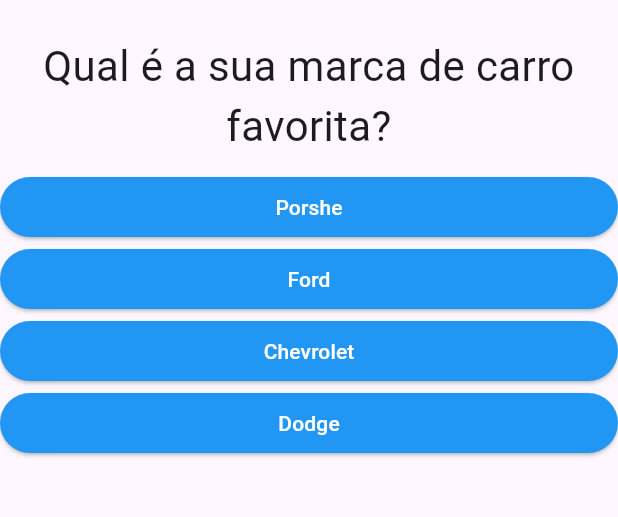
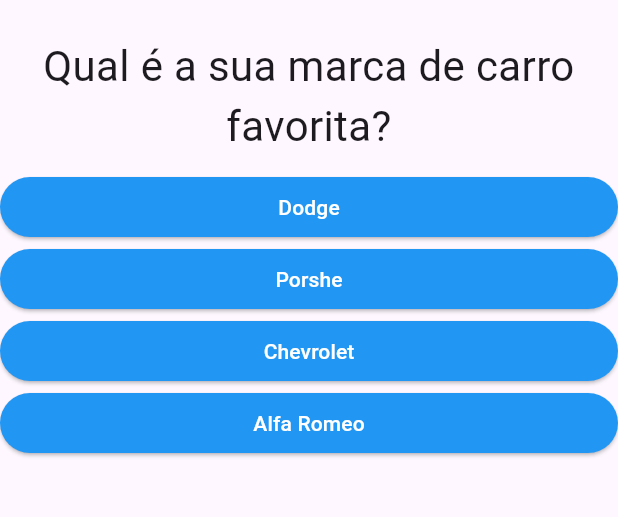
Before and after one commit to PedroHSiqueira/App_Questions, a Flutter app: the screen it shows after launch, after a tap on "Preto", after a tap on "Cobra", on a phone screen of 412 x 824 dp, the part 63-580 px from its top. Run offline on Flutter 3.47's test engine with Material 3 defaults, Android fonts, the phone set to English and light mode, and no system bars.

```diff
--- a/lib/main.dart
+++ b/lib/main.dart
@@ -10,15 +10,30 @@ class _PerguntaAppState extends State<PerguntaApp> {
   final _perguntas = const [
     {
       'texto': 'Qual é a sua cor favorita?',
-      'respostas': ['Preto', 'Vermelho', 'Verde', 'Branco'],
+      'respostas': [
+        {"texto": 'Preto', "nota": 10},
+        {"texto": 'Vermelho', "nota": 5},
+        {"texto": 'Verde', "nota": 3},
+        {"texto": 'Branco', "nota": 1},
+      ],
     },
     {
       'texto': 'Qual é o seu animal favorito?',
-      'respostas': ['Coelho', 'Cobra', 'Elefante', 'Leão'],
+      'respostas': [
+        {"texto": 'Coelho', "nota": 10},
+        {"texto": 'Cobra', "nota": 5},
+        {"texto": 'Cachorro', "nota": 3},
+        {"texto": 'Gato', "nota": 1},
+      ],
     },
     {
       'texto': 'Qual é a sua marca de carro favorita?',
-      'respostas': ['Porshe', 'Ford', 'Chevrolet', 'Dodge'],
+      'respostas': [
+        {"texto": 'Dodge', "nota": 10},
+        {"texto": 'Porshe', "nota": 5},
+        {"texto": 'Chevrolet', "nota": 3},
+        {"texto": 'Alfa Romeo', "nota": 1},
+      ],
     },
   ];
 
--- a/lib/questionario.dart
+++ b/lib/questionario.dart
@@ -20,14 +20,14 @@ class Questionario extends StatelessWidget {
 
   @override
   Widget build(BuildContext context) {
-    List<String> respostas = temPerguntaSelecionada
-        ? perguntas[perguntaSelecionada]['respostas'] as List<String>
+    List<Map<String, Object >> respostas = temPerguntaSelecionada
+        ? perguntas[perguntaSelecionada]['respostas'] as List<Map<String, Object>>
         : [];
 
     return Column(
       children: [
         Questao(perguntas[perguntaSelecionada]['texto'] as String),
-        ...respostas.map((texto) => Resposta(texto, responder)).toList(),
+        ...respostas.map((resp) => Resposta(resp["texto"] as String, responder)).toList(),
       ],
     );
   }
```
